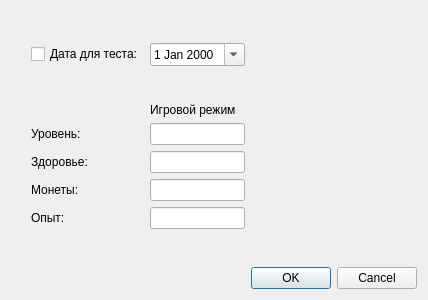
Before: the Qt Designer form UI template/developer_mode.ui in nevskyforever/nfprogress, drawn with Qt 5.
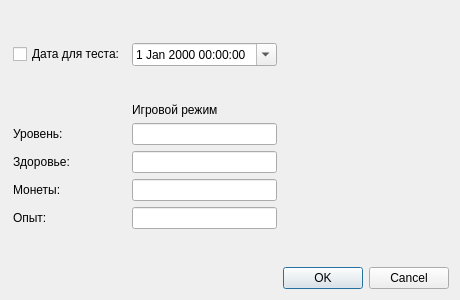
After: the same form once the commit is applied.

What changed in the file:
```diff
--- a/UI template/developer_mode.ui
+++ b/UI template/developer_mode.ui
@@ -6,7 +6,7 @@
    <rect>
     <x>0</x>
     <y>0</y>
-    <width>428</width>
+    <width>460</width>
     <height>300</height>
    </rect>
   </property>
@@ -32,13 +32,6 @@
      </property>
     </widget>
    </item>
-   <item row="1" column="2">
-    <widget class="QDateEdit" name="test_date">
-     <property name="calendarPopup">
-      <bool>true</bool>
-     </property>
-    </widget>
-   </item>
    <item row="10" column="2">
     <spacer name="verticalSpacer">
      <property name="orientation">
@@ -155,6 +148,13 @@
      </property>
     </spacer>
    </item>
+   <item row="1" column="2">
+    <widget class="QDateTimeEdit" name="test_date">
+     <property name="calendarPopup">
+      <bool>true</bool>
+     </property>
+    </widget>
+   </item>
   </layout>
  </widget>
  <resources/>
```
